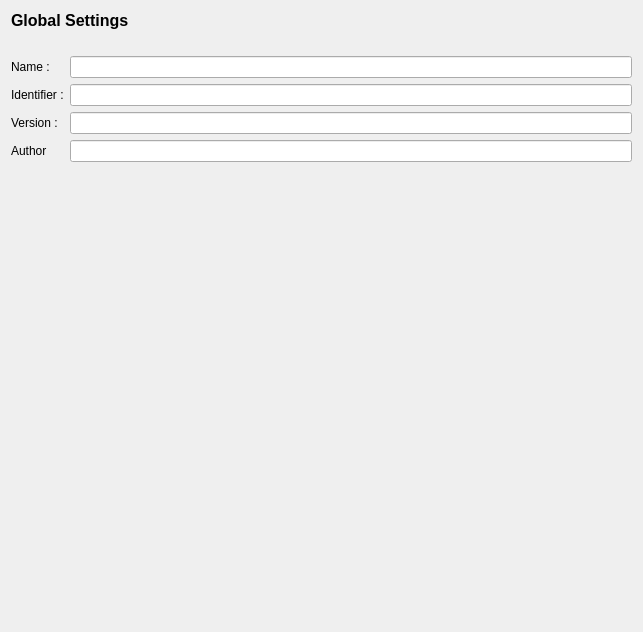
Old version of the form forms/PageGlobalSettings.ui in the repository ThomasEscalle/WombatAutoRig.
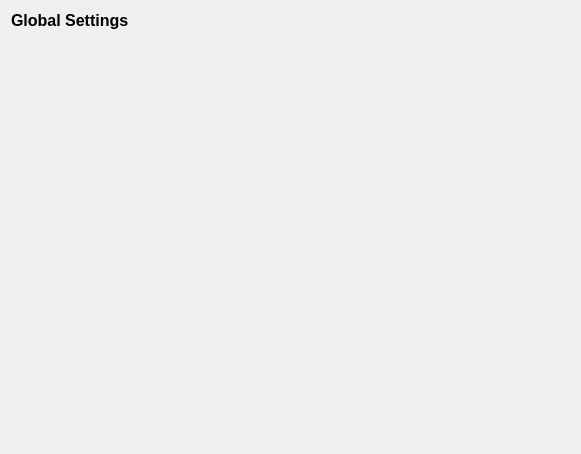
New version of the form.

Commit message: Updated the Global Settings mechanism

What changed in the file:
```diff
--- a/forms/PageGlobalSettings.ui
+++ b/forms/PageGlobalSettings.ui
@@ -6,8 +6,8 @@
    <rect>
     <x>0</x>
     <y>0</y>
-    <width>643</width>
-    <height>632</height>
+    <width>581</width>
+    <height>454</height>
    </rect>
   </property>
   <property name="windowTitle">
@@ -38,48 +38,25 @@
     </widget>
    </item>
    <item>
-    <layout class="QFormLayout" name="formLayout">
-     <item row="0" column="0">
-      <widget class="QLabel" name="labelName">
-       <property name="text">
-        <string>Name :</string>
-       </property>
-      </widget>
-     </item>
-     <item row="1" column="0">
-      <widget class="QLabel" name="labelIdentifier">
-       <property name="text">
-        <string>Identifier :</string>
-       </property>
-      </widget>
-     </item>
-     <item row="2" column="0">
-      <widget class="QLabel" name="labelVersion">
-       <property name="text">
-        <string>Version :</string>
-       </property>
-      </widget>
-     </item>
-     <item row="3" column="0">
-      <widget class="QLabel" name="labelAuthor">
-       <property name="text">
-        <string>Author</string>
-       </property>
-      </widget>
-     </item>
-     <item row="0" column="1">
-      <widget class="QLineEdit" name="leName"/>
-     </item>
-     <item row="1" column="1">
-      <widget class="QLineEdit" name="leIdentifier"/>
-     </item>
-     <item row="2" column="1">
-      <widget class="QLineEdit" name="leVersion"/>
-     </item>
-     <item row="3" column="1">
-      <widget class="QLineEdit" name="leAuthor"/>
-     </item>
-    </layout>
+    <widget class="QScrollArea" name="scrollArea">
+     <property name="frameShape">
+      <enum>QFrame::Shape::NoFrame</enum>
+     </property>
+     <property name="widgetResizable">
+      <bool>true</bool>
+     </property>
+     <widget class="QWidget" name="scrollAreaWidgetContents">
+      <property name="geometry">
+       <rect>
+        <x>0</x>
+        <y>0</y>
+        <width>563</width>
+        <height>68</height>
+       </rect>
+      </property>
+      <layout class="QFormLayout" name="formLayout"/>
+     </widget>
+    </widget>
    </item>
    <item>
     <spacer name="verticalSpacer">
```
Left out of the diff: 4 changed lines with no effect on the pictures. The commit also changes 3 other files.
